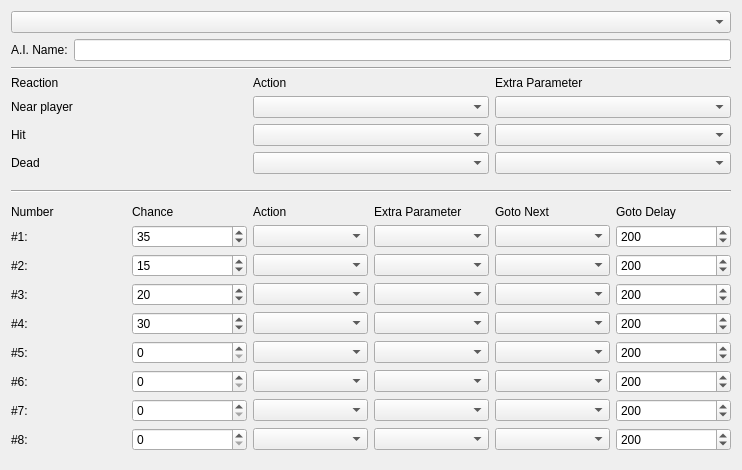
Above: editor/mainwindow_tab/artificial_inteligence_tab.ui from protoman/rockbot before the change. Below: the same form after it.
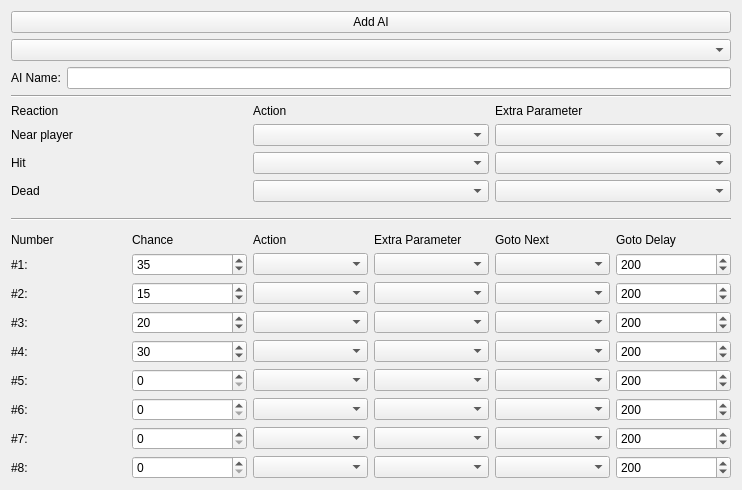
That is the form after the change.

Commit message: - make AI into own file and with undetermined size - make projectiles into own file and with undetermined size - remove hack that used enemies sprites for AI reaction properties

```diff
--- a/editor/mainwindow_tab/artificial_inteligence_tab.ui
+++ b/editor/mainwindow_tab/artificial_inteligence_tab.ui
@@ -14,108 +14,24 @@
    <string>Form</string>
   </property>
   <layout class="QGridLayout" name="gridLayout">
-   <item row="8" column="1">
-    <spacer name="verticalSpacer">
-     <property name="orientation">
-      <enum>Qt::Vertical</enum>
-     </property>
-     <property name="sizeHint" stdset="0">
-      <size>
-       <width>20</width>
-       <height>40</height>
-      </size>
-     </property>
-    </spacer>
-   </item>
-   <item row="3" column="1">
-    <layout class="QGridLayout" name="gridLayout_5">
-     <property name="bottomMargin">
-      <number>10</number>
-     </property>
-     <item row="2" column="0">
-      <widget class="QLabel" name="label_20">
-       <property name="text">
-        <string>Hit</string>
-       </property>
-      </widget>
-     </item>
-     <item row="3" column="0">
-      <widget class="QLabel" name="label_21">
-       <property name="text">
-        <string>Dead</string>
-       </property>
-      </widget>
-     </item>
-     <item row="1" column="1">
-      <widget class="QComboBox" name="near_action"/>
-     </item>
-     <item row="0" column="1">
-      <widget class="QLabel" name="label_11">
-       <property name="text">
-        <string>Action</string>
-       </property>
-      </widget>
-     </item>
-     <item row="0" column="2">
-      <widget class="QLabel" name="label_18">
-       <property name="text">
-        <string>Extra Parameter</string>
-       </property>
-      </widget>
-     </item>
-     <item row="0" column="0">
-      <widget class="QLabel" name="label_19">
-       <property name="text">
-        <string>Reaction</string>
-       </property>
-      </widget>
-     </item>
-     <item row="1" column="0">
-      <widget class="QLabel" name="label_13">
-       <property name="text">
-        <string>Near player</string>
-       </property>
-      </widget>
-     </item>
-     <item row="2" column="1">
-      <widget class="QComboBox" name="hit_action"/>
-     </item>
-     <item row="2" column="2">
-      <widget class="QComboBox" name="hit_extra_parameter"/>
-     </item>
-     <item row="3" column="1">
-      <widget class="QComboBox" name="dead_action"/>
-     </item>
-     <item row="1" column="2">
-      <widget class="QComboBox" name="near_extra_parameter"/>
-     </item>
-     <item row="3" column="2">
-      <widget class="QComboBox" name="dead_extra_parameter"/>
-     </item>
-    </layout>
-   </item>
-   <item row="1" column="1">
-    <layout class="QHBoxLayout" name="horizontalLayout">
-     <item>
-      <widget class="QLabel" name="label_2">
-       <property name="text">
-        <string>A.I. Name:</string>
-       </property>
-      </widget>
-     </item>
-     <item>
-      <widget class="QLineEdit" name="ai_name">
-       <property name="text">
-        <string/>
-       </property>
-       <property name="maxLength">
-        <number>30</number>
-       </property>
-      </widget>
-     </item>
-    </layout>
-   </item>
    <item row="5" column="1">
+    <widget class="Line" name="line">
+     <property name="orientation">
+      <enum>Qt::Horizontal</enum>
+     </property>
+    </widget>
+   </item>
+   <item row="1" column="1">
+    <widget class="QComboBox" name="ai_selector"/>
+   </item>
+   <item row="3" column="1">
+    <widget class="Line" name="line_2">
+     <property name="orientation">
+      <enum>Qt::Horizontal</enum>
+     </property>
+    </widget>
+   </item>
+   <item row="6" column="1">
     <layout class="QGridLayout" name="gridLayout_2">
      <property name="topMargin">
       <number>6</number>
@@ -440,20 +356,111 @@
      </item>
     </layout>
    </item>
-   <item row="0" column="1">
-    <widget class="QComboBox" name="ai_selector"/>
-   </item>
    <item row="4" column="1">
-    <widget class="Line" name="line">
+    <layout class="QGridLayout" name="gridLayout_5">
+     <property name="bottomMargin">
+      <number>10</number>
+     </property>
+     <item row="2" column="0">
+      <widget class="QLabel" name="label_20">
+       <property name="text">
+        <string>Hit</string>
+       </property>
+      </widget>
+     </item>
+     <item row="3" column="0">
+      <widget class="QLabel" name="label_21">
+       <property name="text">
+        <string>Dead</string>
+       </property>
+      </widget>
+     </item>
+     <item row="1" column="1">
+      <widget class="QComboBox" name="near_action"/>
+     </item>
+     <item row="0" column="1">
+      <widget class="QLabel" name="label_11">
+       <property name="text">
+        <string>Action</string>
+       </property>
+      </widget>
+     </item>
+     <item row="0" column="2">
+      <widget class="QLabel" name="label_18">
+       <property name="text">
+        <string>Extra Parameter</string>
+       </property>
+      </widget>
+     </item>
+     <item row="0" column="0">
+      <widget class="QLabel" name="label_19">
+       <property name="text">
+        <string>Reaction</string>
+       </property>
+      </widget>
+     </item>
+     <item row="1" column="0">
+      <widget class="QLabel" name="label_13">
+       <property name="text">
+        <string>Near player</string>
+       </property>
+      </widget>
+     </item>
+     <item row="2" column="1">
+      <widget class="QComboBox" name="hit_action"/>
+     </item>
+     <item row="2" column="2">
+      <widget class="QComboBox" name="hit_extra_parameter"/>
+     </item>
+     <item row="3" column="1">
+      <widget class="QComboBox" name="dead_action"/>
+     </item>
+     <item row="1" column="2">
+      <widget class="QComboBox" name="near_extra_parameter"/>
+     </item>
+     <item row="3" column="2">
+      <widget class="QComboBox" name="dead_extra_parameter"/>
+     </item>
+    </layout>
+   </item>
+   <item row="9" column="1">
+    <spacer name="verticalSpacer">
      <property name="orientation">
-      <enum>Qt::Horizontal</enum>
+      <enum>Qt::Vertical</enum>
      </property>
-    </widget>
+     <property name="sizeHint" stdset="0">
+      <size>
+       <width>20</width>
+       <height>40</height>
+      </size>
+     </property>
+    </spacer>
    </item>
    <item row="2" column="1">
-    <widget class="Line" name="line_2">
-     <property name="orientation">
-      <enum>Qt::Horizontal</enum>
+    <layout class="QHBoxLayout" name="horizontalLayout">
+     <item>
+      <widget class="QLabel" name="label_2">
+       <property name="text">
+        <string>AI Name:</string>
+       </property>
+      </widget>
+     </item>
+     <item>
+      <widget class="QLineEdit" name="ai_name">
+       <property name="text">
+        <string/>
+       </property>
+       <property name="maxLength">
+        <number>30</number>
+       </property>
+      </widget>
+     </item>
+    </layout>
+   </item>
+   <item row="0" column="1">
+    <widget class="QPushButton" name="pushButton">
+     <property name="text">
+      <string>Add AI</string>
      </property>
     </widget>
    </item>
```
The commit also changes 21 other files.
